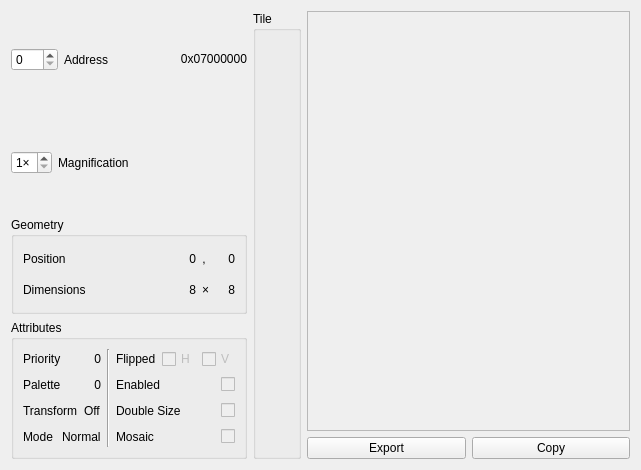
Above: Libretro/mgba/src/platform/qt/ObjView.ui from kiddreads/Avalon-copy2 before the change. Below: the same form after it.
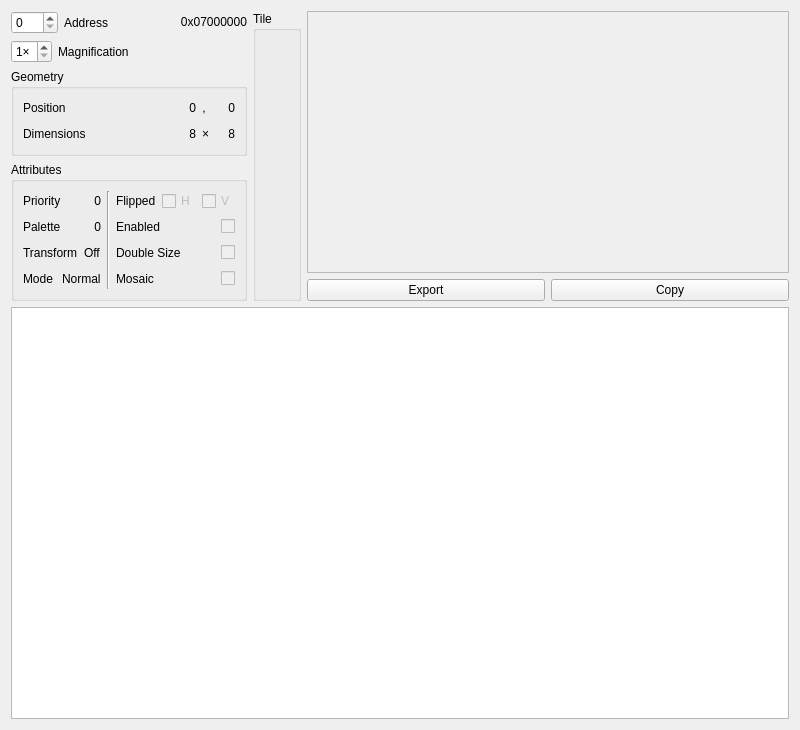
That is the form after the change. Custom widgets are drawn as their Qt base class.

Commit message: Qt: Show list of all sprites in sprite view

Diff of the .ui file:
```diff
--- a/Libretro/mgba/src/platform/qt/ObjView.ui
+++ b/Libretro/mgba/src/platform/qt/ObjView.ui
@@ -6,14 +6,21 @@
    <rect>
     <x>0</x>
     <y>0</y>
-    <width>641</width>
-    <height>470</height>
+    <width>800</width>
+    <height>730</height>
    </rect>
   </property>
   <property name="windowTitle">
    <string>Sprites</string>
   </property>
-  <layout class="QGridLayout" name="gridLayout" columnstretch="0,0,1,1">
+  <layout class="QGridLayout" name="gridLayout" rowstretch="0,0,0,0,0,1" columnstretch="0,0,1,1">
+   <item row="4" column="3">
+    <widget class="QPushButton" name="copyButton">
+     <property name="text">
+      <string>Copy</string>
+     </property>
+    </widget>
+   </item>
    <item row="2" column="0">
     <widget class="QGroupBox" name="groupBox">
      <property name="title">
@@ -155,6 +162,43 @@
      </layout>
     </widget>
    </item>
+   <item row="0" column="2" rowspan="4" colspan="2">
+    <widget class="QFrame" name="frame">
+     <property name="frameShape">
+      <enum>QFrame::StyledPanel</enum>
+     </property>
+     <layout class="QGridLayout" name="gridLayout_2">
+      <property name="leftMargin">
+       <number>0</number>
+      </property>
+      <property name="topMargin">
+       <number>0</number>
+      </property>
+      <property name="rightMargin">
+       <number>0</number>
+      </property>
+      <property name="bottomMargin">
+       <number>0</number>
+      </property>
+      <item row="0" column="0" alignment="Qt::AlignHCenter|Qt::AlignVCenter">
+       <widget class="QGBA::TilePainter" name="tiles" native="true">
+        <property name="sizePolicy">
+         <sizepolicy hsizetype="Fixed" vsizetype="Fixed">
+          <horstretch>0</horstretch>
+          <verstretch>0</verstretch>
+         </sizepolicy>
+        </property>
+        <property name="minimumSize">
+         <size>
+          <width>8</width>
+          <height>8</height>
+         </size>
+        </property>
+       </widget>
+      </item>
+     </layout>
+    </widget>
+   </item>
    <item row="0" column="1" rowspan="5">
     <widget class="QGBA::AssetTile" name="tile">
      <property name="title">
@@ -540,48 +584,35 @@
      </item>
     </layout>
    </item>
-   <item row="4" column="3">
-    <widget class="QPushButton" name="copyButton">
-     <property name="text">
-      <string>Copy</string>
+   <item row="5" column="0" colspan="4">
+    <widget class="QListWidget" name="objList">
+     <property name="iconSize">
+      <size>
+       <width>64</width>
+       <height>64</height>
+      </size>
      </property>
-    </widget>
-   </item>
-   <item row="0" column="2" rowspan="4" colspan="2">
-    <widget class="QFrame" name="frame">
-     <property name="frameShape">
-      <enum>QFrame::StyledPanel</enum>
+     <property name="flow">
+      <enum>QListView::LeftToRight</enum>
      </property>
-     <layout class="QGridLayout" name="gridLayout_2">
-      <property name="leftMargin">
-       <number>0</number>
-      </property>
-      <property name="topMargin">
-       <number>0</number>
-      </property>
-      <property name="rightMargin">
-       <number>0</number>
-      </property>
-      <property name="bottomMargin">
-       <number>0</number>
-      </property>
-      <item row="0" column="0" alignment="Qt::AlignHCenter|Qt::AlignVCenter">
-       <widget class="QGBA::TilePainter" name="tiles" native="true">
-        <property name="sizePolicy">
-         <sizepolicy hsizetype="Fixed" vsizetype="Fixed">
-          <horstretch>0</horstretch>
-          <verstretch>0</verstretch>
-         </sizepolicy>
-        </property>
-        <property name="minimumSize">
-         <size>
-          <width>8</width>
-          <height>8</height>
-         </size>
-        </property>
-       </widget>
-      </item>
-     </layout>
+     <property name="resizeMode">
+      <enum>QListView::Adjust</enum>
+     </property>
+     <property name="gridSize">
+      <size>
+       <width>64</width>
+       <height>96</height>
+      </size>
+     </property>
+     <property name="viewMode">
+      <enum>QListView::IconMode</enum>
+     </property>
+     <property name="uniformItemSizes">
+      <bool>true</bool>
+     </property>
+     <property name="itemAlignment">
+      <set>Qt::AlignBottom|Qt::AlignHCenter</set>
+     </property>
     </widget>
    </item>
   </layout>
```
The commit also changes 3 other files.
